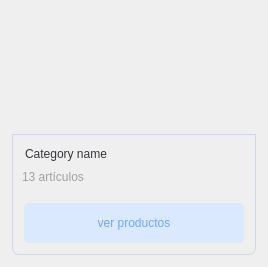
Above: views/CardView2.ui from fgmc125/Py-Supermark-1KPG5 before the change. Below: the same form after it.
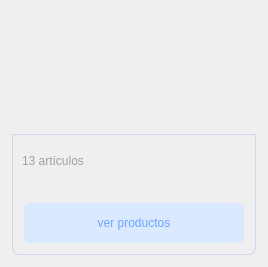
That is the form after the change. Icons and pictures are not drawn.

What changed in the file:
```diff
--- a/views/CardView2.ui
+++ b/views/CardView2.ui
@@ -204,27 +204,13 @@
            <property name="frameShadow">
             <enum>QFrame::Raised</enum>
            </property>
-           <layout class="QVBoxLayout" name="verticalLayout_21" stretch="0,0">
+           <layout class="QVBoxLayout" name="verticalLayout_21" stretch="0">
             <property name="topMargin">
              <number>0</number>
             </property>
             <property name="bottomMargin">
              <number>0</number>
             </property>
-            <item>
-             <widget class="QLabel" name="lbl_card_title">
-              <property name="styleSheet">
-               <string notr="true">QLabel {
-	margin-top : 12px;
-	font : 18px &quot;Arial&quot;;
-	color: #34373B;
-}</string>
-              </property>
-              <property name="text">
-               <string>Category name</string>
-              </property>
-             </widget>
-            </item>
             <item>
              <widget class="QLabel" name="lbl_card_subtitle">
               <property name="styleSheet">
```
